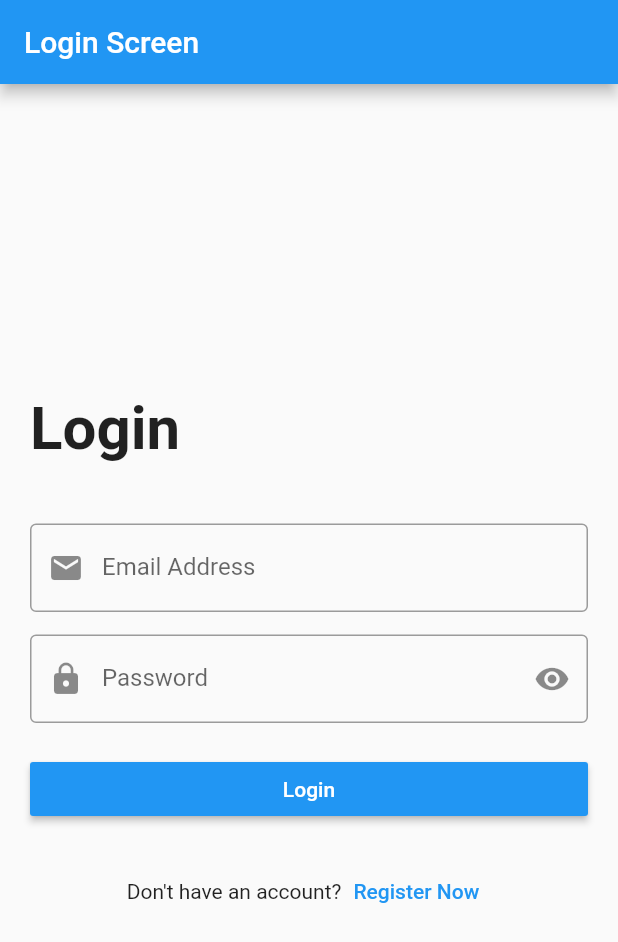
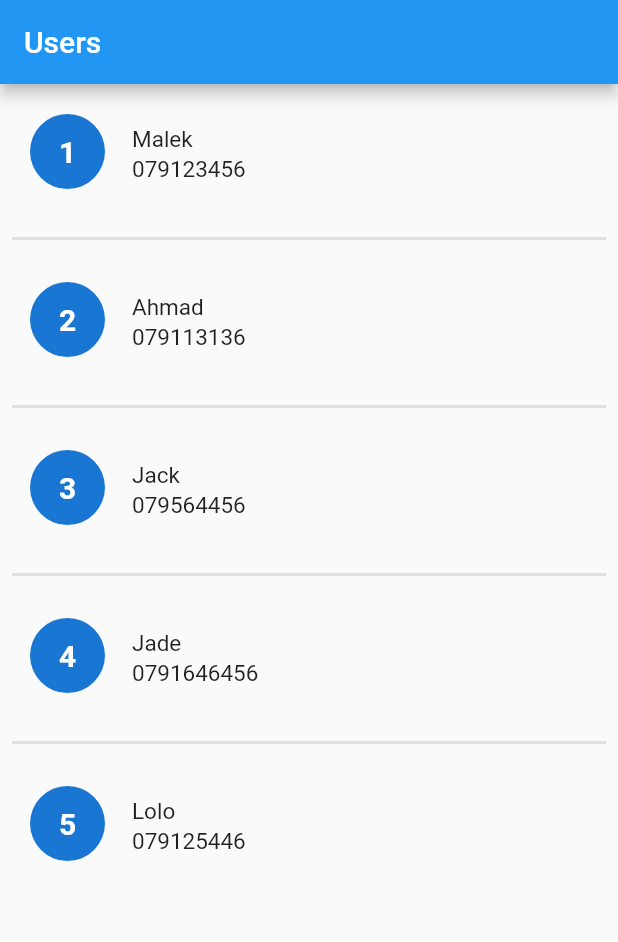
Before and after one commit to malek-kashoqa/udemy2, a Flutter app: the screen it shows after launch, on a phone screen of 412 x 824 dp. Shown: the top 942 px of the screen. Run offline on Flutter 3.47's test engine with Material 2 defaults, Android fonts, the phone set to English and light mode, and no system bars.

Commit message:
users screen add

```diff
--- a/lib/main.dart
+++ b/lib/main.dart
@@ -2,7 +2,7 @@ import 'package:flutter/material.dart';
 import 'package:udemy2/home_screen.dart';
 import 'package:udemy2/login_screen.dart';
 import 'package:udemy2/bmi_screen.dart';
-
+import 'package:udemy2/users_screen.dart';
 
 void main() {
   runApp(const MyApp());
@@ -15,7 +15,7 @@ class MyApp extends StatelessWidget {
   Widget build(BuildContext context) {
     return MaterialApp(
       debugShowCheckedModeBanner: false,
-      home: LoginScreen(),
+      home: UsersScreen(),
     );
   }
 }
--- /dev/null
+++ b/lib/users_screen.dart
@@ -0,0 +1,107 @@
+import 'package:flutter/material.dart';
+
+class UserModel {
+  final int id;
+  final String name;
+  final String number;
+
+  UserModel({
+    required this.id,
+    required this.name,
+    required this.number,
+  });
+}
+
+class UsersScreen extends StatelessWidget {
+  List<UserModel> users = [
+    UserModel(
+      id: 1,
+      name: "Malek",
+      number: "079123456",
+    ),
+    UserModel(
+      id: 2,
+      name: "Ahmad",
+      number: "079113136",
+    ),
+    UserModel(
+      id: 3,
+      name: "Jack",
+      number: "079564456",
+    ),
+    UserModel(
+      id: 4,
+      name: "Jade",
+      number: "0791646456",
+    ),
+    UserModel(
+      id: 5,
+      name: "Lolo",
+      number: "079125446",
+    ),
+  ];
+
+  @override
+  Widget build(BuildContext context) {
+    return Scaffold(
+      appBar: AppBar(
+        title: Text("Users"),
+      ),
+      body: ListView.separated(
+        itemBuilder: (context, index) => buildUserItem(users[index]),
+        separatorBuilder: (context, index) => Padding(
+          padding: const EdgeInsets.all(8.0),
+          child: Container(
+            height: 2.0,
+            color: Colors.grey[300],
+          ),
+        ),
+        itemCount: users.length,
+      ),
+    );
+  }
+
+  Widget buildUserItem(UserModel user) {
+    return Padding(
+      padding: const EdgeInsets.all(20.0),
+      child: Row(
+        crossAxisAlignment: CrossAxisAlignment.start,
+        children: [
+          CircleAvatar(
+            radius: 25.0,
+            child: Text(
+              "${user.id}",
+              style: TextStyle(fontSize: 20.0, fontWeight: FontWeight.bold),
+            ),
+          ),
+          SizedBox(
+            width: 10.0,
+          ),
+          Padding(
+            padding: const EdgeInsets.all(8.0),
+            child: Column(
+              crossAxisAlignment: CrossAxisAlignment.start,
+              children: [
+                Text(
+                  "${user.name}",
+                  style: TextStyle(
+                    fontSize: 15.0,
+                  ),
+                ),
+                SizedBox(
+                  height: 2.0,
+                ),
+                Text(
+                  "${user.number}",
+                  style: TextStyle(
+                    fontSize: 15.0,
+                  ),
+                ),
+              ],
+            ),
+          ),
+        ],
+      ),
+    );
+  }
+}
```
